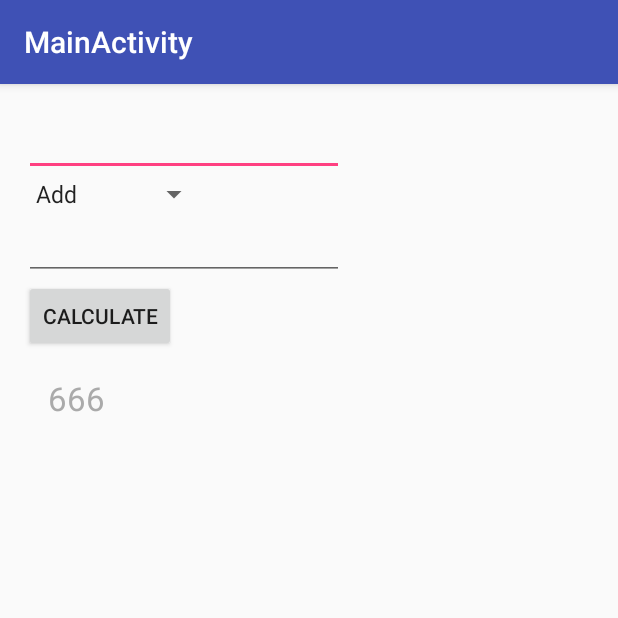
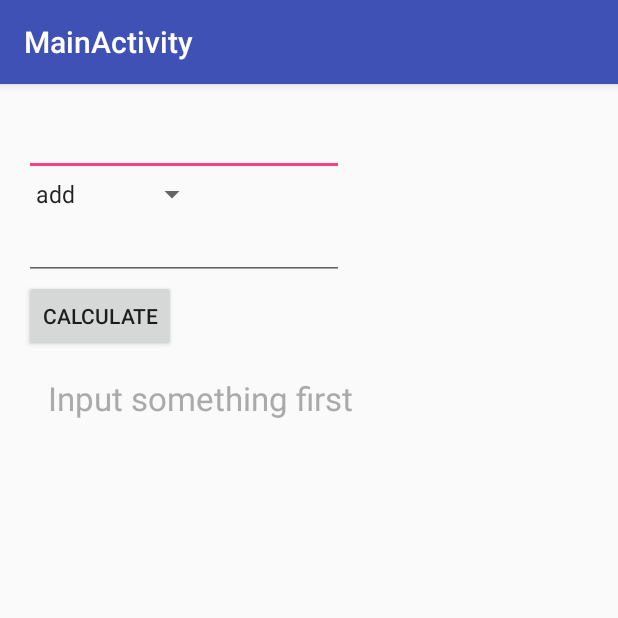
Before and after one commit to ShikherVerma/CalculatorClient, an Android app: the screen it shows after launch (MainActivity), after a tap on "CALCULATE", on a phone screen of 412 x 824 dp, the top half of it. Run offline under Robolectric (Android 15) with nearby library versions, the phone set to English and light mode, and no system bars; our stand-ins replace Volley.

Commit message:
app complete

```diff
--- a/app/build.gradle
+++ b/app/build.gradle
@@ -24,4 +24,5 @@ dependencies {
     testCompile 'junit:junit:4.12'
     compile 'com.android.support:appcompat-v7:23.1.1'
     compile 'com.android.support:design:23.1.1'
+    compile 'com.mcxiaoke.volley:library:1.0.19'
 }
--- a/app/src/main/AndroidManifest.xml
+++ b/app/src/main/AndroidManifest.xml
@@ -1,6 +1,8 @@
 <?xml version="1.0" encoding="utf-8"?>
 <manifest xmlns:android="http://schemas.android.com/apk/res/android"
     package="com.shikherverma.calculatorclient">
+
+    <uses-permission android:name="android.permission.INTERNET" />
 
     <application
         android:allowBackup="true"
--- a/app/src/main/java/com/shikherverma/calculatorclient/MainActivity.java
+++ b/app/src/main/java/com/shikherverma/calculatorclient/MainActivity.java
@@ -3,54 +3,97 @@ package com.shikherverma.calculatorclient;
 import android.os.Bundle;
 import android.support.v7.app.AppCompatActivity;
 import android.support.v7.widget.Toolbar;
+import android.util.Log;
 import android.view.View;
 import android.widget.Button;
 import android.widget.EditText;
 import android.widget.Spinner;
 import android.widget.TextView;
 
-import java.util.ArrayList;
-import java.util.Random;
+import com.android.volley.NoConnectionError;
+import com.android.volley.Request;
+import com.android.volley.RequestQueue;
+import com.android.volley.Response;
+import com.android.volley.VolleyError;
+import com.android.volley.toolbox.JsonObjectRequest;
+import com.android.volley.toolbox.JsonRequest;
+import com.android.volley.toolbox.Volley;
+
+import org.json.JSONException;
+import org.json.JSONObject;
 
 public class MainActivity extends AppCompatActivity {
-
+  public static String LOG = MainActivity.class.toString();
+  public static String URL = "http://adarshaj.cse.iitk.ac.in/operation.php/";
+  public static String REQUEST_TAG = "REQUEST_TAG";
   EditText mInputOne;
   EditText mInputTwo;
   Spinner mOperator;
   Button mCalculate;
   TextView mResult;
+  private RequestQueue mRequestQueue;
 
   @Override
   protected void onCreate(Bundle savedInstanceState) {
     super.onCreate(savedInstanceState);
+    Log.i(LOG, "onCreate started");
     setContentView(R.layout.activity_main);
     Toolbar toolbar = (Toolbar) findViewById(R.id.toolbar);
     setSupportActionBar(toolbar);
 
+    mRequestQueue = Volley.newRequestQueue(getApplicationContext());
     mInputOne = (EditText) findViewById(R.id.input_one);
     mOperator = (Spinner) findViewById(R.id.spinner);
     mInputTwo = (EditText) findViewById(R.id.input_two);
     mCalculate = (Button) findViewById(R.id.button);
     mResult = (TextView) findViewById(R.id.result);
+    Log.i(LOG, "got reference to all views");
   }
 
-    public void onButtonClick(View v)
-    {
-        double operandOne = Integer.parseInt(mInputOne.getText().toString());
-        double operandTwo = Integer.parseInt(mInputTwo.getText().toString());
+  public void onButtonClick(View v) {
+    Log.i(LOG, "Pressed Calculate");
+    if (mInputOne.getText().toString().isEmpty() || mInputTwo.getText().toString().isEmpty()) {
+      mResult.setText("Input something first");
+      return;
+    }
+    double operandOne = Double.parseDouble(mInputOne.getText().toString());
+    double operandTwo = Double.parseDouble(mInputTwo.getText().toString());
     String operator = mOperator.getSelectedItem().toString();
-        String result = calculate(operandOne, operandTwo, operator);
+    JSONObject jsonObject = new JSONObject();
+    try {
+      jsonObject.put("operand_1", operandOne);
+      jsonObject.put("operand_2", operandTwo);
+    } catch (JSONException e) {
+      e.printStackTrace();
+    }
+    Log.i(LOG, "jsonObject " + jsonObject.toString());
+    Log.i(LOG, "url " + URL + operator);
+    JsonRequest request = new JsonObjectRequest(Request.Method.POST, URL + operator, jsonObject.toString(), new Response.Listener<JSONObject>() {
+      @Override
+      public void onResponse(JSONObject response) {
+        try {
+          String result = response.get("result").toString();
           mResult.setText(result);
-    }
-
-    public String calculate(double x, double y, String operator)
-    {
-        Random random = new Random();
-        ArrayList<String> list = new ArrayList<String>();
-        list.add("May be 0");
-        list.add("42");
-        list.add("666");
-        list.add("Do it yourself");
-        return list.get(random.nextInt(list.size()));
+        } catch (JSONException e) {
+          e.printStackTrace();
+          mResult.setText("Error! parsing the response!");
         }
       }
+    }, new Response.ErrorListener() {
+      @Override
+      public void onErrorResponse(VolleyError error) {
+        if (error instanceof NoConnectionError) //can't connect to the internet
+        {
+          mResult.setText("Error! can't connect to the internet!");
+        } else //connected to internet but couldn't connect to server!!
+        {
+          mResult.setText("Error! Server revolted!");
+        }
+      }
+    });
+    request.addMarker(REQUEST_TAG);
+    mRequestQueue.add(request);
+    Log.i(LOG, "Made network request");
+    mResult.setText("calculating...");
+  }
+}
--- a/app/src/main/res/values/operator_array.xml
+++ b/app/src/main/res/values/operator_array.xml
@@ -1,9 +1,10 @@
 <?xml version="1.0" encoding="utf-8"?>
 <resources>
   <string-array name="operator_array">
-    <item>Add</item>
-    <item>Subtract</item>
-    <item>Divide</item>
-    <item>Multiply</item>
+    <item>add</item>
+    <item>subtract</item>
+    <item>divide</item>
+    <item>multiply</item>
+    <item>blah</item>
   </string-array>
 </resources>
```
Lines whose indentation alone changed are shown as unchanged.
